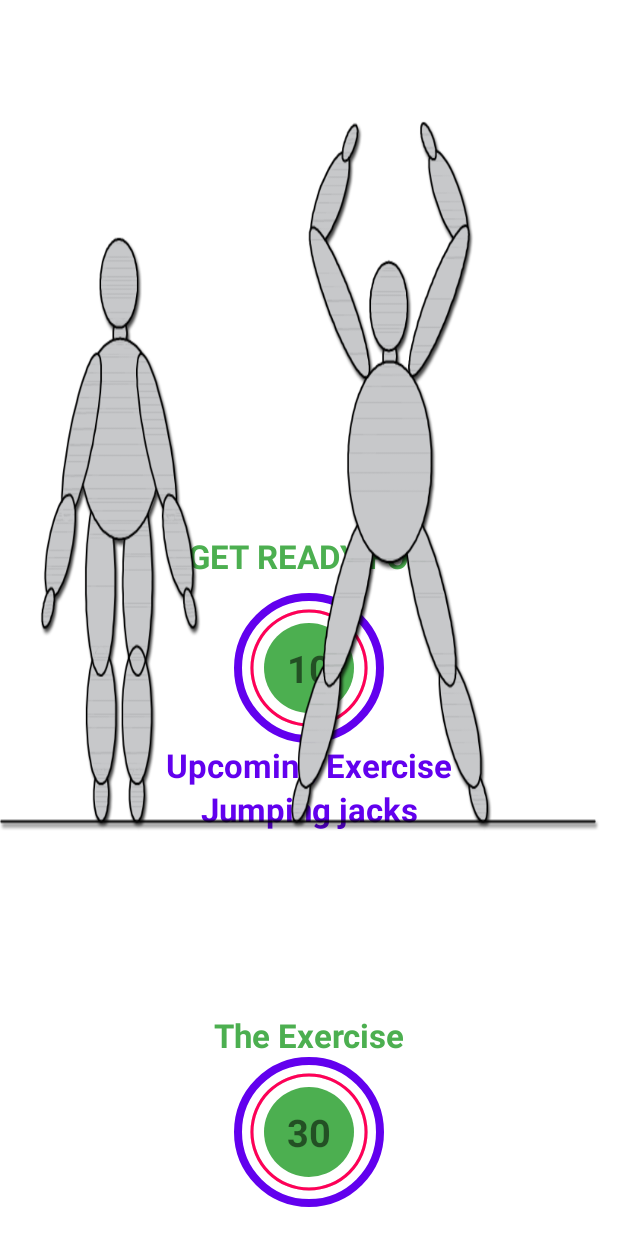
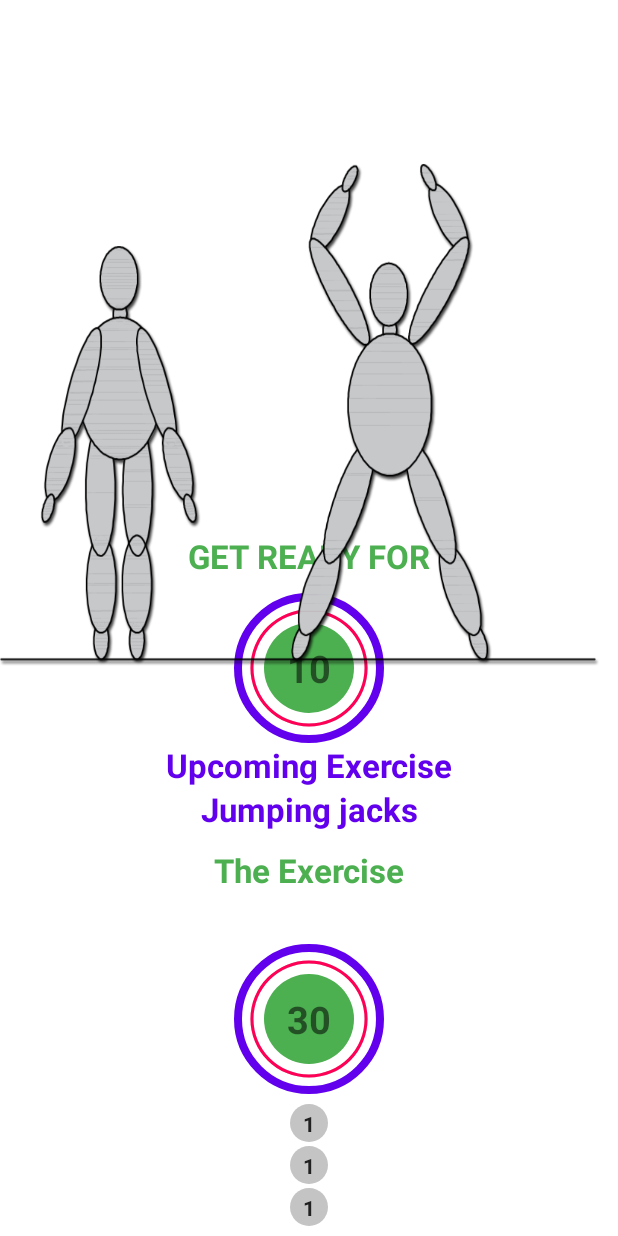
Before and after one commit to DumindaKuruppu/7-minute-workout-app, an Android app: the layout activity_exercise.xml on its own in the app's theme, with its tools: preview values and no code run, on a phone screen of 412 x 824 dp. Run offline under Robolectric (Android 15) with nearby library versions, the phone set to English and light mode, and no system bars.

Commit message:
added progress recycler view

```diff
--- /dev/null
+++ b/app/src/main/res/drawable/item_circular_color_grey_background.xml
@@ -0,0 +1,5 @@
+<?xml version="1.0" encoding="utf-8"?>
+<shape xmlns:android="http://schemas.android.com/apk/res/android"
+    android:shape="oval">
+    <solid android:color="@color/grey" />
+</shape>
--- /dev/null
+++ b/app/src/main/res/drawable/item_circular_color_selected_background.xml
@@ -0,0 +1,5 @@
+<?xml version="1.0" encoding="utf-8"?>
+<shape xmlns:android="http://schemas.android.com/apk/res/android"
+    android:shape="oval">
+    <solid android:color="@color/color_accent" />
+</shape>
--- a/app/src/main/res/layout/activity_exercise.xml
+++ b/app/src/main/res/layout/activity_exercise.xml
@@ -132,7 +132,7 @@
         android:layout_marginTop="10dp"
         android:background="@drawable/item_circular_color_accent_border"
         android:visibility="gone"
-        app:layout_constraintBottom_toBottomOf="parent"
+        app:layout_constraintBottom_toBottomOf="@id/rvExerciseStatus"
         app:layout_constraintEnd_toEndOf="parent"
         app:layout_constraintStart_toStartOf="parent"
         app:layout_constraintTop_toBottomOf="@id/exerciseImageView"
@@ -169,4 +169,15 @@
         </LinearLayout>
     </FrameLayout>
 
+    <androidx.recyclerview.widget.RecyclerView
+        android:id="@+id/rvExerciseStatus"
+        android:layout_width="wrap_content"
+        android:layout_height="wrap_content"
+        android:layout_margin="5dp"
+        app:layout_constraintBottom_toBottomOf="parent"
+        app:layout_constraintEnd_toEndOf="parent"
+        app:layout_constraintStart_toStartOf="parent"
+        app:layout_constraintTop_toBottomOf="@id/flExerciseView"
+        tools:listitem="@layout/item_exercise_status" />
+
 </androidx.constraintlayout.widget.ConstraintLayout>
--- /dev/null
+++ b/app/src/main/res/layout/item_exercise_status.xml
@@ -0,0 +1,14 @@
+<?xml version="1.0" encoding="utf-8"?>
+<TextView xmlns:android="http://schemas.android.com/apk/res/android"
+    xmlns:tools="http://schemas.android.com/tools"
+    android:id="@+id/tvItem"
+    android:layout_width="25dp"
+    android:layout_height="25dp"
+    android:layout_margin="1dp"
+    android:background="@drawable/item_circular_color_grey_background"
+    android:gravity="center"
+    android:padding="3dp"
+    android:textColor="#212121"
+    android:textSize="14sp"
+    android:textStyle="bold"
+    tools:text="1" />
--- a/app/src/main/res/values/colors.xml
+++ b/app/src/main/res/values/colors.xml
@@ -11,4 +11,5 @@
     <color name="toolbar_color_control_normal">#000000</color>
     <color name="color_accent">#4CAF50</color>
     <color name="light_grey">#CCCCCC</color>
+    <color name="grey">#C4C4C4</color>
 </resources>
```
Also changed, not shown: app/src/main/java/com/example/a7minuteworkout/ExerciseActivity.kt (+18 -0 lines), app/src/main/java/com/example/a7minuteworkout/ExerciseStatusAdapter.kt (added, +65 -0 lines), app/src/main/res/drawable/item_circular_thin_color_accent_border.xml (added, +8 -0 lines).
